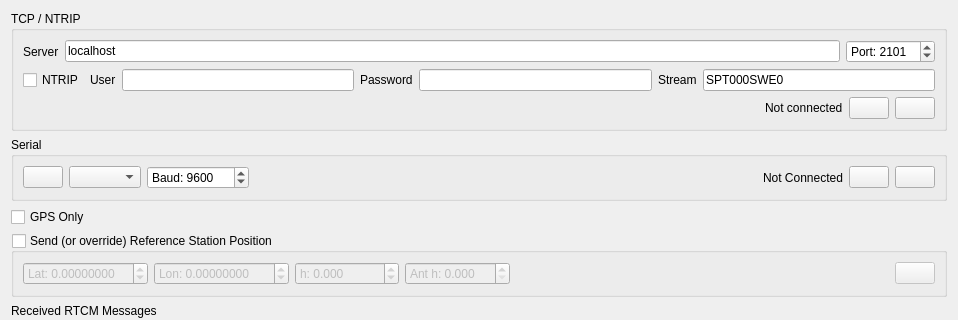
First picture: the form in Linux/RControlStation/rtcmwidget.ui, repository GunnarLarssonSLU/rise_sdvp, before the edit; both pictures show x 0 to 958 and y 0 to 320 of the 958 by 772 pixel window.
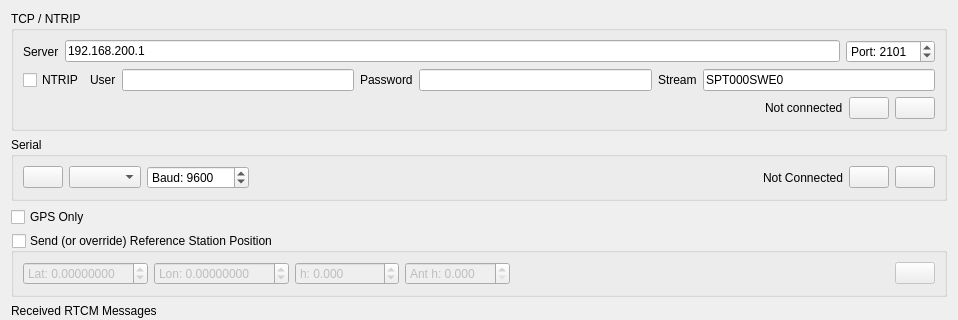
Second picture: the form after the edit. Icons and pictures are not drawn.

Patch:
```diff
--- a/Linux/RControlStation/rtcmwidget.ui
+++ b/Linux/RControlStation/rtcmwidget.ui
@@ -32,7 +32,7 @@
         <item>
          <widget class="QLineEdit" name="ntripServerEdit">
           <property name="text">
-           <string>localhost</string>
+           <string>192.168.200.1</string>
           </property>
          </widget>
         </item>
```
